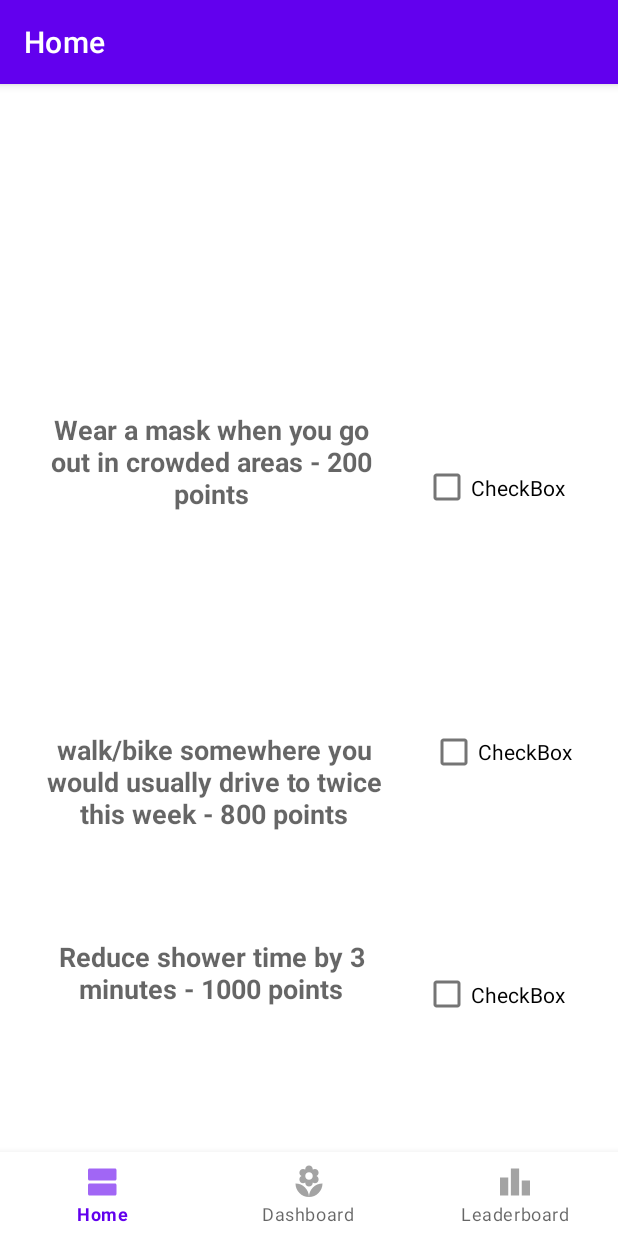
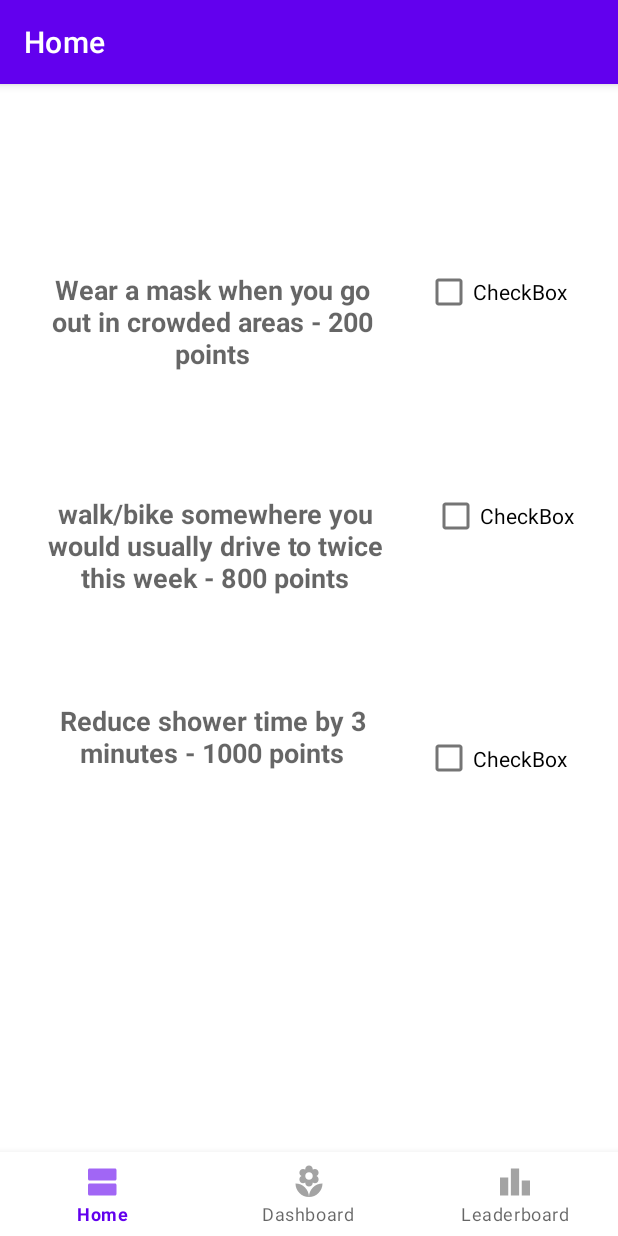
Before and after one commit to FriitzTM/Ecohacks2022, an Android app: the screen it shows after launch (MainActivity), on a phone screen of 412 x 824 dp. Run offline under Robolectric (Android 15) with nearby library versions, the phone set to English and light mode, and no system bars; our stand-ins replace navigation-ui; libraries missing offline, so code that uses them is left out: com.google.cloud.storage.

Commit message:
fixed spacing

```diff
--- a/app/src/main/res/layout/fragment_dashboard.xml
+++ b/app/src/main/res/layout/fragment_dashboard.xml
@@ -7,8 +7,8 @@
     tools:context=".ui.dashboard.DashboardFragment">
 
     <LinearLayout
-        android:layout_width="410dp"
-        android:layout_height="834dp"
+        android:layout_width="412dp"
+        android:layout_height="905dp"
         android:layout_marginTop="201dp"
         android:orientation="vertical"
         app:layout_constraintBottom_toBottomOf="parent"
--- a/app/src/main/res/layout/fragment_home.xml
+++ b/app/src/main/res/layout/fragment_home.xml
@@ -7,9 +7,8 @@
     tools:context=".ui.home.HomeFragment">
 
     <LinearLayout
-        android:layout_width="410dp"
-        android:layout_height="689dp"
-        android:layout_marginTop="201dp"
+        android:layout_width="412dp"
+        android:layout_height="732dp"
         android:orientation="vertical"
         app:layout_constraintBottom_toBottomOf="parent"
         app:layout_constraintEnd_toEndOf="parent"
@@ -19,7 +18,7 @@
 
         <LinearLayout
             android:layout_width="match_parent"
-            android:layout_height="wrap_content"
+            android:layout_height="104dp"
             android:orientation="horizontal">
 
             <Space
@@ -51,7 +50,7 @@
 
         <Space
             android:layout_width="match_parent"
-            android:layout_height="31dp" />
+            android:layout_height="13dp" />
 
         <LinearLayout
             android:layout_width="match_parent"
--- a/app/src/main/res/layout/fragment_notifications.xml
+++ b/app/src/main/res/layout/fragment_notifications.xml
@@ -13,7 +13,7 @@
 
         <Space
             android:layout_width="match_parent"
-            android:layout_height="49dp" />
+            android:layout_height="wrap_content" />
 
         <LinearLayout
             android:layout_width="match_parent"
```
